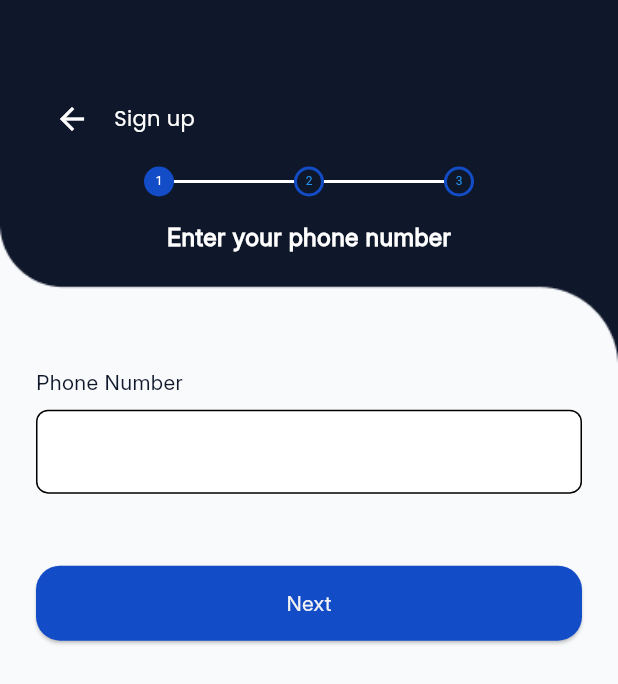
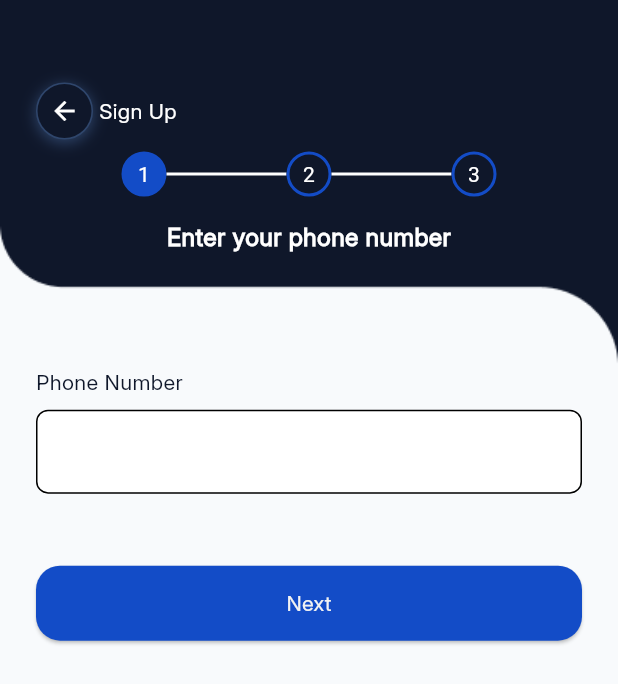
Before and after one commit to 7ODAss/IntelliHire, a Flutter app: the AccountSetupView screen opened directly, on a phone screen of 412 x 824 dp. Shown: the top 684 px of the screen. Run offline on Flutter 3.47's test engine with Material 3 defaults, Android fonts, the phone set to English and light mode, and no system bars; our stand-ins replace dotted_border, file_picker, flutter_bloc, font_awesome_flutter, get_it, image_picker and 1 more.

Commit message:
edits on stepper and pop button

```diff
--- a/lib/features/auth/presentation/signup/Candidate Signup/views/widget/shared/custom_stepper.dart
+++ b/lib/features/auth/presentation/signup/Candidate Signup/views/widget/shared/custom_stepper.dart
@@ -9,26 +9,27 @@ class CustomStepper extends StatelessWidget {
     return Row(
       mainAxisAlignment: MainAxisAlignment.center,
       children: List.generate(3, (index) {
-        final isActive = index == screenNumber;
         return Row(
           children: [
             AnimatedContainer(
               duration: Duration(milliseconds: 300),
               curve: Curves.easeInOut,
-              width: 20,
-              height: 20,
+              width: 30,
+              height: 30,
               alignment: Alignment.center,
               decoration: BoxDecoration(
                 shape: BoxShape.circle,
-                color: isActive ? AppColor.primary : Colors.transparent,
+                color: (screenNumber >= index)
+                    ? AppColor.primary
+                    : Colors.transparent,
                 border: Border.all(color: AppColor.primary, width: 2),
               ),
               child: AnimatedDefaultTextStyle(
                 duration: Duration(milliseconds: 300),
                 curve: Curves.easeInOut,
                 style: TextStyle(
-                  color: isActive ? Colors.white : Colors.blue,
-                  fontSize: 8,
+                  color: Colors.white,
+                  fontSize: 14,
                   fontWeight: FontWeight.w400,
                 ),
                 child: Text('${index + 1}'),
--- a/lib/features/auth/presentation/signup/Candidate Signup/views/widget/shared/signup_back_button.dart
+++ b/lib/features/auth/presentation/signup/Candidate Signup/views/widget/shared/signup_back_button.dart
@@ -1,5 +1,4 @@
 import 'package:flutter/material.dart';
-import 'package:intelli_hire/core/utils/app_font.dart';
 import 'package:intelli_hire/core/utils/app_styles.dart';
 
 class SignupBackButton extends StatelessWidget {
@@ -11,18 +10,42 @@ class SignupBackButton extends StatelessWidget {
     return Padding(
       padding: const EdgeInsets.only(left: 24, top: 55),
       child: Row(
+        mainAxisAlignment: MainAxisAlignment.start,
         children: [
-          IconButton(
-            onPressed: onPressed ?? () => Navigator.pop(context),
-            icon: Icon(Icons.arrow_back, color: Colors.white),
+          Container(
+            decoration: BoxDecoration(
+              color: Color(0xFF2F466C),
+              borderRadius: BorderRadius.circular(20),
+              border: Border.all(color: Color(0xFF2F466C)),
+              boxShadow: [
+                BoxShadow(
+                  color: Color(0xFF2F466C),
+                  blurRadius: 8,
+                  offset: const Offset(0, 2),
+                ),
+              ],
+            ),
+            child: CircleAvatar(
+              backgroundColor: Color(0xFF0F172A),
+              radius: 18,
+              child: Align(
+                alignment: Alignment.topRight,
+                child: IconButton(
+                  icon: const Icon(
+                    Icons.arrow_back,
+                    color: Colors.white,
+                    size: 20,
+                  ),
+                  onPressed: onPressed ?? () => Navigator.pop(context),
+                ),
+              ),
+            ),
           ),
-
-          const SizedBox(width: 4),
-          Text(
-            'Sign up',
-            style: AppStyles.textstyle14.copyWith(
-              fontFamily: AppFont.poppins,
-              color: Colors.white,
+          Padding(
+            padding: const EdgeInsets.all(4.0),
+            child: Text(
+              'Sign Up',
+              style: AppStyles.textstyle14.copyWith(color: Colors.white),
             ),
           ),
         ],
```
